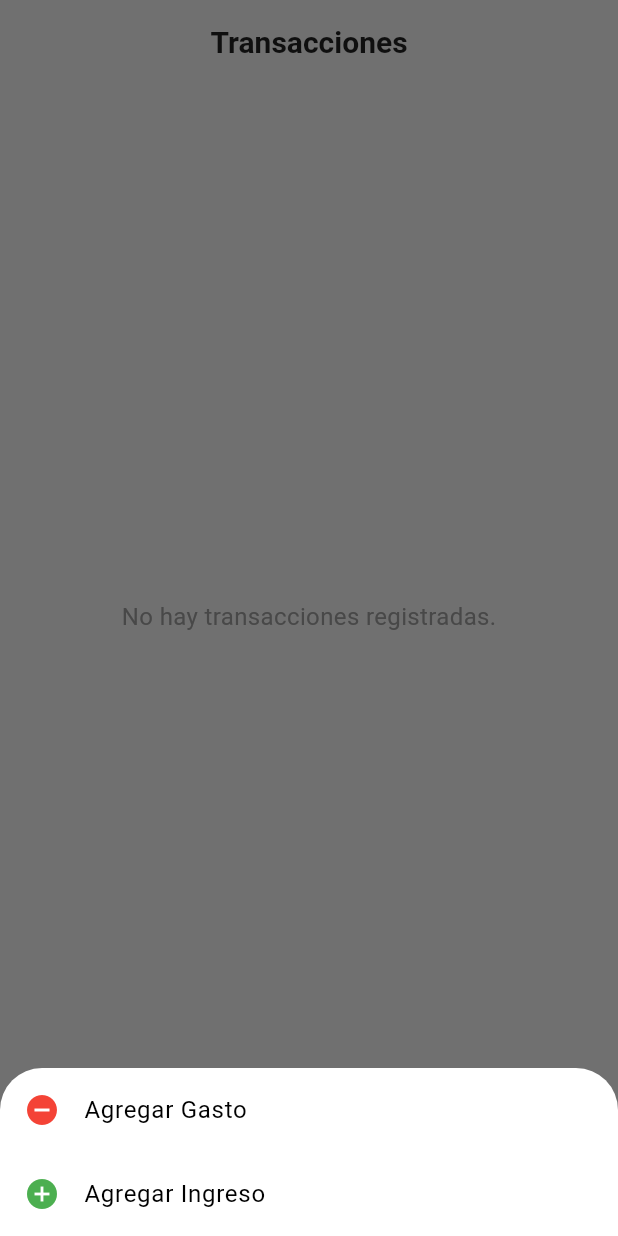
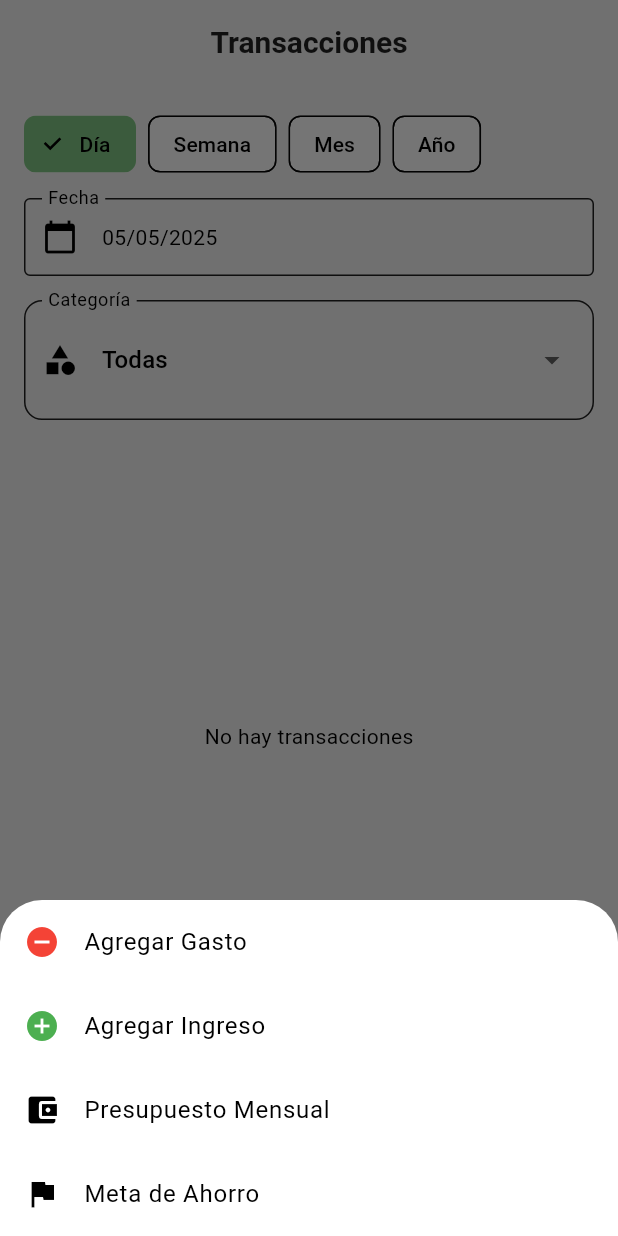
Before and after one commit to sim3075/MoneyMingle, a Flutter app: the RootScreen screen opened by its route, item 2 of the bottom bar chosen, after a tap on the "add" icon, on a phone screen of 412 x 824 dp. Run offline on Flutter 3.47's test engine with Material 3 defaults, Android fonts, the phone set to English and light mode, and no system bars; our stand-ins replace firebase_core, fl_chart, font_awesome_flutter, image_picker, shared_preferences; accounts and stored records are empty.

Commit message:
Fix filters, edit and delete buttons working, add total balance, goals and budget forms added to routing, created export pdf button

```diff
--- a/money_mingle/lib/ui/pages/home/home_screen.dart
+++ b/money_mingle/lib/ui/pages/home/home_screen.dart
@@ -1,11 +1,9 @@
 import 'package:flutter/material.dart';
-//import 'package:money_mingle/app_theme.dart';
-//import 'package:money_mingle/models/transaction.dart';
 import 'package:money_mingle/domain/services/transaction_service.dart';
 import 'widgets/info_card.dart';
 import 'widgets/recent_transactions.dart';
 import 'widgets/monthly_summary.dart';
-//import 'widgets/goals_card.dart';
+import 'widgets/goals_card.dart';
 import 'widgets/graphs/expense_line_chart.dart';
 
 class HomeScreen extends StatelessWidget {
@@ -15,6 +13,8 @@ class HomeScreen extends StatelessWidget {
 
   @override
   Widget build(BuildContext context) {
+    // Cálculo del balance neto
+    final net = transactionService.totalIncome - transactionService.totalExpense;
     final expensesByDay = transactionService.getExpensesByDay();
 
     return Scaffold(
@@ -27,27 +27,45 @@ class HomeScreen extends StatelessWidget {
         child: Column(
           crossAxisAlignment: CrossAxisAlignment.start,
           children: [
+            Text(
+              '\$${net.toStringAsFixed(2)}',
+              style: const TextStyle(
+                fontSize: 36,
+                fontWeight: FontWeight.bold,
+              ),
+            ),
+
+            const SizedBox(height: 16),
             ExpenseLineChart(expenses: expensesByDay),
             const SizedBox(height: 16),
             Row(
               mainAxisAlignment: MainAxisAlignment.spaceBetween,
               children: [
                 InfoCard(
-                  title: 'Income',
+                  title: 'Ingresos',
                   value: '\$${transactionService.totalIncome.toStringAsFixed(2)}',
                   color: Colors.green,
                 ),
                 InfoCard(
-                  title: 'Expenses',
+                  title: 'Gastos',
                   value: '\$${transactionService.totalExpense.toStringAsFixed(2)}',
                   color: Colors.red,
                 ),
               ],
             ),
             const SizedBox(height: 16),
-            RecentTransactions(transactions: transactionService.getAllTransactions()),
+
+            RecentTransactions(
+              transactions: transactionService.getAllTransactions(),
+            ),
             const SizedBox(height: 8),
-            MonthlySummary(transactions: transactionService.getAllTransactions()),
+            MonthlySummary(
+              transactions: transactionService.getAllTransactions(),
+            ),
+            const SizedBox(height: 8),
+            GoalsCard(
+              transactions: transactionService.getAllTransactions(),
+            ),
           ],
         ),
       ),
--- a/money_mingle/lib/ui/pages/root_screen.dart
+++ b/money_mingle/lib/ui/pages/root_screen.dart
@@ -7,7 +7,8 @@ import 'package:money_mingle/ui/pages/profile/profile_screen.dart';
 import 'package:money_mingle/ui/pages/settings/settings_screen.dart';
 import 'package:money_mingle/ui/pages/transaction/transaction_form.dart';
 import 'package:money_mingle/ui/pages/transaction/transactions_view_screen.dart';
-
+import 'budget/budget_form.dart';
+import 'budget/goals_form.dart';
 class RootScreen extends StatefulWidget {
   const RootScreen({super.key});
 
@@ -17,14 +18,18 @@ class RootScreen extends StatefulWidget {
 
 class _RootScreenState extends State<RootScreen> {
   final TransactionService transactionService = TransactionService();
+  int _currentIndex = 0;
 
   @override
   void initState() {
     super.initState();
-    transactionService.loadTransactions();
+    // Carga inicial de transacciones
+    transactionService.loadTransactions().then((_) {
+      setState(() {});
+    });
   }
 
-  void _openForm(BuildContext context, TransactionType type) async {
+  Future<void> _openForm(BuildContext context, TransactionType type) async {
     final tx = await Navigator.push<Transaction?>(
       context,
       MaterialPageRoute(builder: (_) => TransactionForm(type: type)),
@@ -43,7 +48,8 @@ class _RootScreenState extends State<RootScreen> {
           mainAxisSize: MainAxisSize.min,
           children: [
             ListTile(
-              leading: const Icon(Icons.remove_circle, color: AppTheme.expenseColor),
+              leading:
+                  const Icon(Icons.remove_circle, color: AppTheme.expenseColor),
               title: const Text('Agregar Gasto'),
               onTap: () {
                 Navigator.pop(context);
@@ -51,11 +57,41 @@ class _RootScreenState extends State<RootScreen> {
               },
             ),
             ListTile(
-              leading: const Icon(Icons.add_circle, color: AppTheme.incomeColor),
+              leading:
+                  const Icon(Icons.add_circle, color: AppTheme.incomeColor),
               title: const Text('Agregar Ingreso'),
               onTap: () {
                 Navigator.pop(context);
                 _openForm(context, TransactionType.income);
+              },
+            ),
+            // Presupuesto Mensual
+            ListTile(
+              leading: const Icon(Icons.account_balance_wallet),
+              title: const Text('Presupuesto Mensual'),
+              onTap: () {
+                Navigator.pop(context);
+                Navigator.push(
+                  context,
+                  MaterialPageRoute(
+                    builder: (_) => const BudgetForm(),
+                  ),
+                );
+              },
+            ),
+
+            // Meta de Ahorro
+            ListTile(
+              leading: const Icon(Icons.flag),
+              title: const Text('Meta de Ahorro'),
+              onTap: () {
+                Navigator.pop(context);
+                Navigator.push(
+                  context,
+                  MaterialPageRoute(
+                    builder: (_) => const GoalsForm(),
+                  ),
+                );
               },
             ),
           ],
@@ -64,13 +100,16 @@ class _RootScreenState extends State<RootScreen> {
     );
   }
 
-  int _currentIndex = 0;
-
   @override
   Widget build(BuildContext context) {
     final screens = [
-      HomeScreen(transactionService: transactionService),
-      TransactionsViewScreen(transactions: transactionService.getAllTransactions()),
+      HomeScreen(
+        transactionService: transactionService,
+      ),
+      TransactionsViewScreen(
+        transactions: transactionService.getAllTransactions(),
+        save:         transactionService.saveTransactions,
+      ),
       const ProfileScreen(),
       const SettingsScreen(),
     ];
@@ -81,23 +120,23 @@ class _RootScreenState extends State<RootScreen> {
         currentIndex: _currentIndex,
         selectedItemColor: Theme.of(context).colorScheme.primary,
         unselectedItemColor: Colors.grey,
-        onTap: (index) {
-          setState(() {
-            _currentIndex = index;
-          });
-        },
         type: BottomNavigationBarType.fixed,
+        onTap: (index) => setState(() => _currentIndex = index),
         items: const [
-          BottomNavigationBarItem(icon: Icon(Icons.dashboard), label: 'Inicio'),
-          BottomNavigationBarItem(icon: Icon(Icons.bar_chart), label: 'transacciones'),
-          BottomNavigationBarItem(icon: Icon(Icons.person), label: 'Perfil'),
-          BottomNavigationBarItem(icon: Icon(Icons.settings), label: 'Configuración'),
+          BottomNavigationBarItem(
+              icon: Icon(Icons.dashboard), label: 'Inicio'),
+          BottomNavigationBarItem(
+              icon: Icon(Icons.bar_chart), label: 'Transacciones'),
+          BottomNavigationBarItem(
+              icon: Icon(Icons.person), label: 'Perfil'),
+          BottomNavigationBarItem(
+              icon: Icon(Icons.settings), label: 'Configuración'),
         ],
       ),
-      floatingActionButtonLocation: FloatingActionButtonLocation.centerDocked,
+      floatingActionButtonLocation:
+          FloatingActionButtonLocation.centerDocked,
       floatingActionButton: FloatingActionButton(
         onPressed: () => _showAddMenu(context),
-        shape: const CircleBorder(),
         child: const Icon(Icons.add),
       ),
     );
--- a/money_mingle/lib/ui/pages/transaction/transaction_controller.dart
+++ b/money_mingle/lib/ui/pages/transaction/transaction_controller.dart
@@ -3,12 +3,8 @@ import 'package:money_mingle/models/transaction.dart';
 import 'package:money_mingle/ui/pages/transaction/transaction_form.dart';
 import 'package:money_mingle/ui/pages/transaction/widgets/date_filter_selector.dart';
 
-/// Controla el filtrado, alta, edición y borrado de transacciones.
 class TransactionsController extends ChangeNotifier {
-  /// Lista “maestra” de transacciones (se modifica in-place).
   final List<Transaction> transactions;
-
-  /// Callback para persistir (guardar) la lista completa.
   final Future<void> Function() save;
 
   TransactionsController({
@@ -16,14 +12,12 @@ class TransactionsController extends ChangeNotifier {
     required this.save,
   });
 
-  // ––– Filtros internos –––––––––––––––––––––––––––––––––––––––––––––––––
-
   DateFilter _dateFilter   = DateFilter.day;
   DateTime   _selectedDate = DateTime.now();
   String?    _selectedCategory;
 
-  DateFilter get dateFilter     => _dateFilter;
-  DateTime   get selectedDate   => _selectedDate;
+  DateFilter get dateFilter       => _dateFilter;
+  DateTime   get selectedDate     => _selectedDate;
   String?    get selectedCategory => _selectedCategory;
 
   set dateFilter(DateFilter f) {
@@ -40,8 +34,6 @@ class TransactionsController extends ChangeNotifier {
     _selectedCategory = c;
     notifyListeners();
   }
-
-  /// Categorías disponibles
   List<String> get expenseCategories => const [
         'Alimentación',
         'Transporte',
@@ -61,7 +53,6 @@ class TransactionsController extends ChangeNotifier {
         'Otros',
       ];
 
-  /// Lista de transacciones filtrada
   List<Transaction> get filtered {
     return transactions.where((tx) {
       final d = tx.date;
@@ -73,29 +64,32 @@ class TransactionsController extends ChangeNotifier {
               d.day == _selectedDate.day;
           break;
         case DateFilter.week:
-          final start = _selectedDate.subtract(
-              Duration(days: _selectedDate.weekday - 1));
+          final start =
+              _selectedDate.subtract(Duration(days: _selectedDate.weekday - 1));
           final end = start.add(const Duration(days: 6));
           byDate = (d.isAtSameMomentAs(start) || d.isAfter(start)) &&
               (d.isAtSameMomentAs(end) || d.isBefore(end));
           break;
         case DateFilter.month:
-          byDate = d.year == _selectedDate.year &&
-              d.month == _selectedDate.month;
+          byDate =
+              d.year == _selectedDate.year && d.month == _selectedDate.month;
           break;
         case DateFilter.year:
           byDate = d.year == _selectedDate.year;
           break;
       }
-      final byCategory = _selectedCategory == null ||
-          tx.category == _selectedCategory;
+      final byCategory =
+          _selectedCategory == null || tx.category == _selectedCategory;
       return byDate && byCategory;
     }).toList();
   }
 
-  // ––– CRUD ––––––––––––––––––––––––––––––––––––––––––––––––––––––––––––
 
-  /// Abre el formulario de alta y añade la nueva transacción si no es null.
+  Future<void> loadTransactions() async {
+    notifyListeners();
+  }
+
+
   Future<void> openForm(BuildContext ctx, TransactionType type) async {
     final tx = await Navigator.push<Transaction?>(
       ctx,
@@ -108,12 +102,12 @@ class TransactionsController extends ChangeNotifier {
     }
   }
 
-  /// Edita la transacción pasada: abre el form con datos iniciales.
   Future<void> edit(BuildContext ctx, Transaction tx) async {
     final updated = await Navigator.push<Transaction?>(
       ctx,
       MaterialPageRoute(
-          builder: (_) => TransactionForm(type: tx.type, initial: tx)),
+        builder: (_) => TransactionForm(type: tx.type, initial: tx),
+      ),
     );
     if (updated != null) {
       final idx = transactions.indexOf(tx);
@@ -123,7 +117,6 @@ class TransactionsController extends ChangeNotifier {
     }
   }
 
-  /// Elimina la transacción tras confirmar en un diálogo.
   Future<void> delete(BuildContext ctx, Transaction tx) async {
     final confirm = await showDialog<bool>(
       context: ctx,
--- a/money_mingle/lib/ui/pages/transaction/transactions_view_screen.dart
+++ b/money_mingle/lib/ui/pages/transaction/transactions_view_screen.dart
@@ -1,75 +1,74 @@
 import 'package:flutter/material.dart';
+import 'package:provider/provider.dart';
 import 'package:money_mingle/models/transaction.dart';
+import 'package:money_mingle/ui/widgets/shared/custom_button.dart';
+import '../transaction/transaction_controller.dart';
+import 'widgets/date_filter_selector.dart';
+import 'widgets/category_filter_selector.dart';
+import 'widgets/transaction_list.dart';
 
 class TransactionsViewScreen extends StatelessWidget {
   final List<Transaction> transactions;
+  final Future<void> Function() save;
 
   const TransactionsViewScreen({
-    super.key,
+    Key? key,
     required this.transactions,
-  });
+    required this.save,
+  }) : super(key: key);
 
   @override
   Widget build(BuildContext context) {
-    return Scaffold(
+    return ChangeNotifierProvider<TransactionsController>(
+      create: (_) => TransactionsController(
+        transactions: transactions,
+        save: save,
+      )..loadTransactions(),
+      child: Consumer<TransactionsController>(
+        builder: (ctx, ctrl, _) => Scaffold(
           appBar: AppBar(
             title: const Text('Transacciones'),
             automaticallyImplyLeading: false,
           ),
-      body: transactions.isEmpty
-          ? const Center(
-              child: Text(
-                'No hay transacciones registradas.',
-                style: TextStyle(fontSize: 16, color: Colors.grey),
+          body: Padding(
+            padding: const EdgeInsets.all(16),
+            child: Column(
+              crossAxisAlignment: CrossAxisAlignment.stretch,
+              children: [
+                DateFilterSelector(
+                  filter:         ctrl.dateFilter,
+                  selectedDate:   ctrl.selectedDate,
+                  onFilterChanged:(f) => ctrl.dateFilter = f,
+                  onDateChanged:  (d) => ctrl.selectedDate = d,
                 ),
-            )
-          : ListView.builder(
-              padding: const EdgeInsets.all(16),
-              itemCount: transactions.length,
-              itemBuilder: (context, index) {
-                final transaction = transactions[index];
-                return Card(
-                  margin: const EdgeInsets.only(bottom: 12),
-                  child: ListTile(
-                    leading: CircleAvatar(
-                      backgroundColor: transaction.type == TransactionType.income
-                          ? Colors.green
-                          : Colors.red,
-                      child: Icon(
-                        transaction.type == TransactionType.income
-                            ? Icons.arrow_downward
-                            : Icons.arrow_upward,
-                        color: Colors.white,
+                const SizedBox(height: 16),
+                CategoryFilterSelector(
+                  selected:   ctrl.selectedCategory,
+                  categories: [
+                    ...ctrl.expenseCategories,
+                    ...ctrl.incomeCategories,
+                  ],
+                  onChanged:  (c) => ctrl.selectedCategory = c,
+                ),
+                const SizedBox(height: 24),
+                Expanded(
+                  child: TransactionsList(
+                    items:    ctrl.filtered,
+                    onEdit:   (tx) => ctrl.edit(ctx, tx),
+                    onDelete: (tx) => ctrl.delete(ctx, tx),
                   ),
                 ),
-                    title: Text(
-                      transaction.title,
-                      style: const TextStyle(fontWeight: FontWeight.bold),
-                    ),
-                    subtitle: Text(
-                      '\$${transaction.amount.toStringAsFixed(2)} - ${transaction.date}',
-                      style: const TextStyle(color: Colors.grey),
-                    ),
-                    trailing: Row(
-                      mainAxisSize: MainAxisSize.min,
-                      children: [
-                        IconButton(
-                          icon: const Icon(Icons.edit, color: Colors.blue),
+                const SizedBox(height: 16),
+                CustomButton(
+                  text: 'Exportar PDF Transacciones',
                   onPressed: () {
-                            // Acción de editar (no funcional por ahora)
-                          },
-                        ),
-                        IconButton(
-                          icon: const Icon(Icons.delete, color: Colors.red),
-                          onPressed: () {
-                            // Acción de eliminar (no funcional por ahora)
+                    // TODO: implementar la acción de exportar PDF
                   },
                 ),
               ],
             ),
           ),
-                );
-              },
+        ),
       ),
     );
   }
```
Lines whose indentation alone changed are shown as unchanged.
